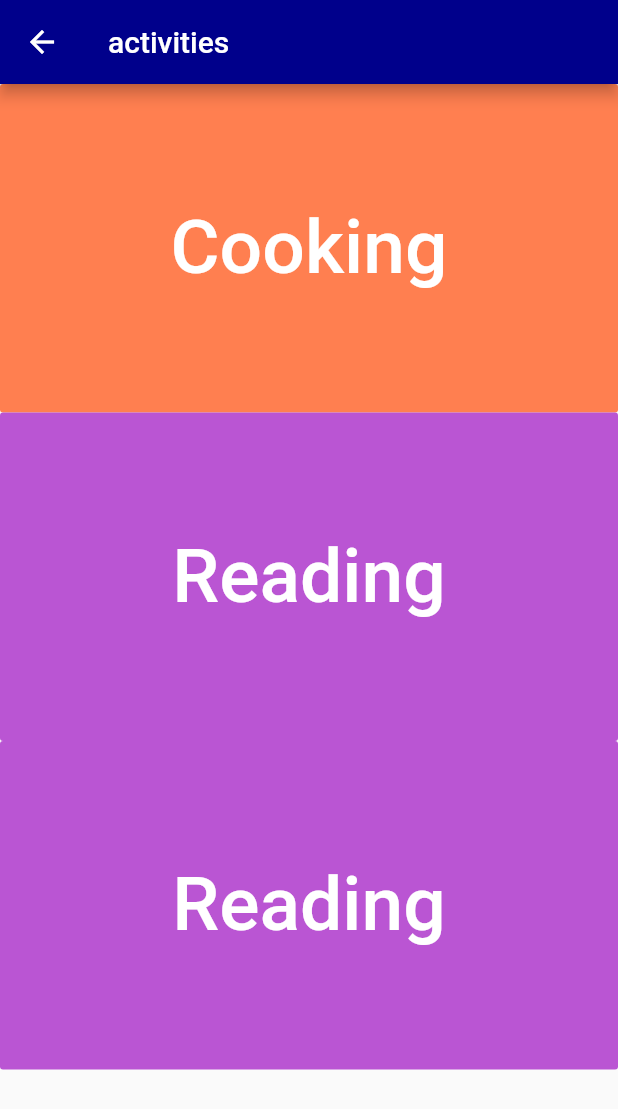
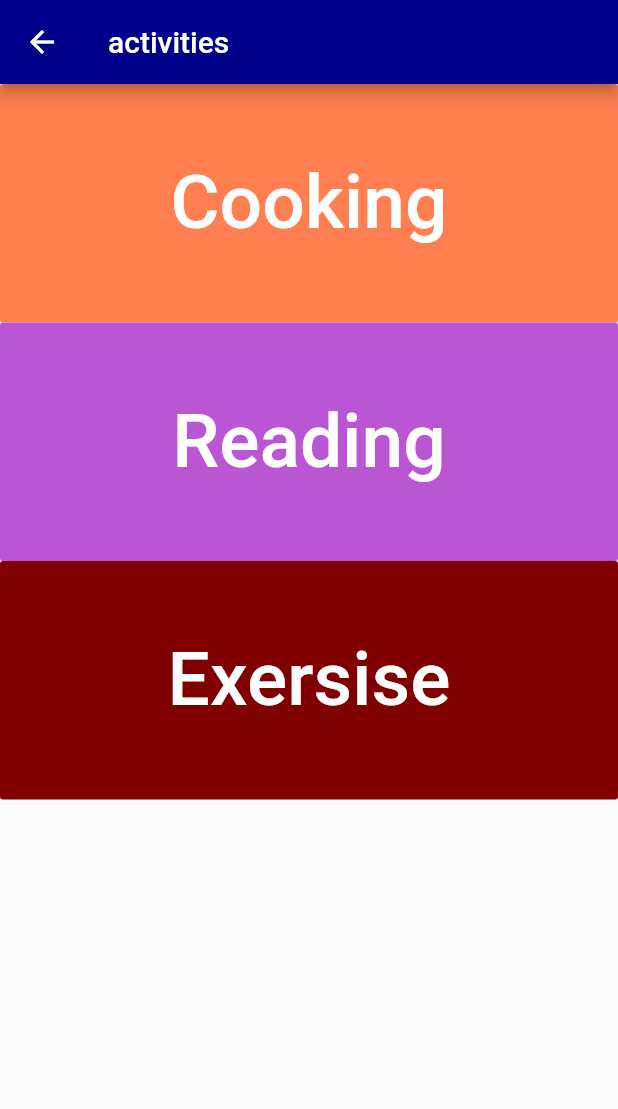
Before and after one commit to shu8/UCL-Dementia-Hack-2020, a Flutter app: the ActivityPage screen opened directly, on a phone screen of 412 x 824 dp. Shown: the top 1109 px of the screen. Run offline on Flutter 3.47's test engine with Material 2 defaults, Android fonts, the phone set to English and light mode, and no system bars.

```diff
--- a/lib/activity.dart
+++ b/lib/activity.dart
@@ -29,7 +29,7 @@ class ActivityPage extends StatelessWidget {
           new ActivityBlock(
               title: 'Reading', color: MaterialColor(0xFFBA55D3, color)),
           new ActivityBlock(
-              title: 'Reading', color: MaterialColor(0xFFBA55D3, color)),
+              title: 'Exersise', color: MaterialColor(0xFF800000, color)),
         ],
       ),
     );
@@ -53,7 +53,7 @@ class ActivityBlock extends StatelessWidget {
             child: FlatButton(
               color: this.color,
               textColor: Colors.white,
-              padding: EdgeInsets.all(80),
+              padding: EdgeInsets.all(50),
               splashColor: Colors.blueAccent,
               onPressed: () {/* ... */},
               child: Text(this.title, style: TextStyle(fontSize: 50.0)),
```
